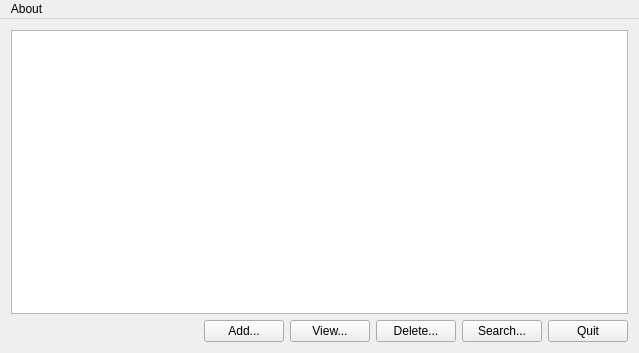
Old version of the form mainwindow.ui in the repository SFilippidis/QGreatstAtzenta.
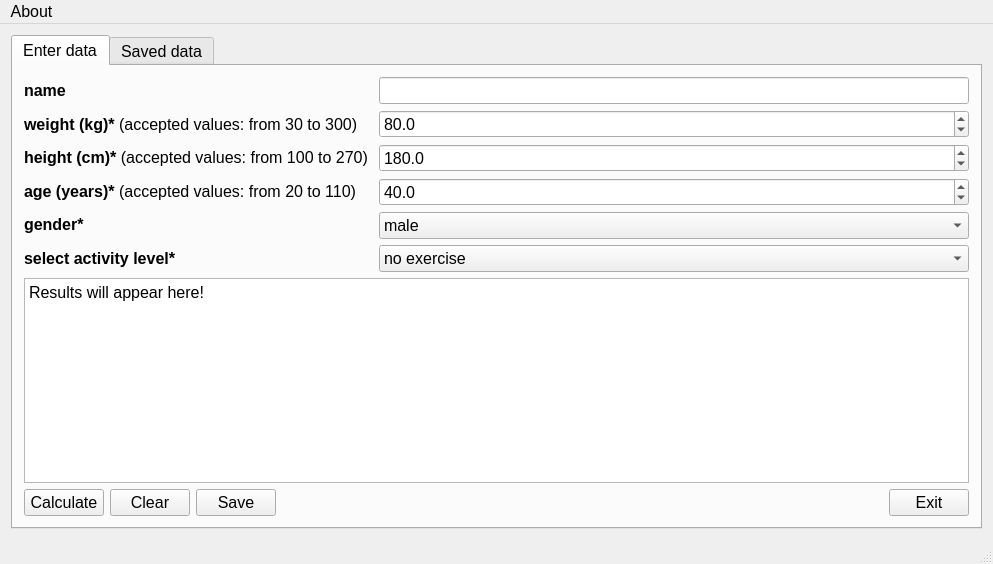
New version of the form.

What changed in the file:
```diff
--- a/mainwindow.ui
+++ b/mainwindow.ui
@@ -27,84 +27,427 @@
    <rect>
     <x>0</x>
     <y>0</y>
-    <width>639</width>
-    <height>353</height>
+    <width>993</width>
+    <height>564</height>
    </rect>
   </property>
-  <property name="minimumSize">
-   <size>
-    <width>639</width>
-    <height>353</height>
-   </size>
+  <property name="font">
+   <font>
+    <pointsize>12</pointsize>
+   </font>
+  </property>
+  <property name="focusPolicy">
+   <enum>Qt::TabFocus</enum>
   </property>
   <property name="windowTitle">
-   <string>MainWindow</string>
+   <string/>
+  </property>
+  <property name="tabShape">
+   <enum>QTabWidget::Rounded</enum>
   </property>
   <widget class="QWidget" name="centralWidget">
-   <layout class="QVBoxLayout" name="verticalLayout">
+   <layout class="QVBoxLayout" name="verticalLayout_5">
     <item>
-     <widget class="QTableView" name="view"/>
-    </item>
-    <item>
-     <layout class="QHBoxLayout" name="horizontalLayout">
-      <item>
-       <spacer name="horizontalSpacer">
-        <property name="orientation">
-         <enum>Qt::Horizontal</enum>
-        </property>
-        <property name="sizeHint" stdset="0">
-         <size>
-          <width>40</width>
-          <height>20</height>
-         </size>
-        </property>
-       </spacer>
-      </item>
-      <item>
-       <widget class="QPushButton" name="addButton">
-        <property name="text">
-         <string>Add...</string>
-        </property>
-       </widget>
-      </item>
-      <item>
-       <widget class="QPushButton" name="editOrViewButton">
-        <property name="text">
-         <string>View...</string>
-        </property>
-       </widget>
-      </item>
-      <item>
-       <widget class="QPushButton" name="deleteButton">
-        <property name="text">
-         <string>Delete...</string>
-        </property>
-       </widget>
-      </item>
-      <item>
-       <widget class="QPushButton" name="searchButton">
-        <property name="text">
-         <string>Search...</string>
-        </property>
-       </widget>
-      </item>
-      <item>
-       <widget class="QPushButton" name="quitButton">
-        <property name="text">
-         <string>Quit</string>
-        </property>
-       </widget>
-      </item>
-     </layout>
+     <widget class="QTabWidget" name="tabMenu">
+      <property name="sizePolicy">
+       <sizepolicy hsizetype="Preferred" vsizetype="Preferred">
+        <horstretch>0</horstretch>
+        <verstretch>0</verstretch>
+       </sizepolicy>
+      </property>
+      <property name="font">
+       <font>
+        <pointsize>12</pointsize>
+       </font>
+      </property>
+      <property name="toolTip">
+       <string/>
+      </property>
+      <property name="styleSheet">
+       <string notr="true"/>
+      </property>
+      <property name="currentIndex">
+       <number>0</number>
+      </property>
+      <widget class="QWidget" name="mainApp">
+       <attribute name="title">
+        <string>Enter data</string>
+       </attribute>
+       <layout class="QHBoxLayout" name="horizontalLayout_3">
+        <item>
+         <layout class="QVBoxLayout" name="verticalLayout_3">
+          <item>
+           <layout class="QHBoxLayout" name="horizontalLayout_2">
+            <item>
+             <layout class="QVBoxLayout" name="verticalLayout_4">
+              <item>
+               <widget class="QLabel" name="label_4">
+                <property name="font">
+                 <font>
+                  <pointsize>12</pointsize>
+                 </font>
+                </property>
+                <property name="text">
+                 <string>&lt;b&gt;name&lt;/b&gt;</string>
+                </property>
+               </widget>
+              </item>
+              <item>
+               <widget class="QLabel" name="label">
+                <property name="font">
+                 <font>
+                  <pointsize>12</pointsize>
+                 </font>
+                </property>
+                <property name="text">
+                 <string>&lt;b&gt;weight (kg)*&lt;/b&gt; (accepted values: from 30 to 300)    </string>
+                </property>
+               </widget>
+              </item>
+              <item>
+               <widget class="QLabel" name="label_2">
+                <property name="font">
+                 <font>
+                  <pointsize>12</pointsize>
+                 </font>
+                </property>
+                <property name="text">
+                 <string>&lt;html&gt;&lt;head/&gt;&lt;body&gt;&lt;p&gt;&lt;span style=&quot; font-weight:600;&quot;&gt;height (cm)*&lt;/span&gt; (accepted values: from 100 to 270) &lt;/p&gt;&lt;/body&gt;&lt;/html&gt;</string>
+                </property>
+               </widget>
+              </item>
+              <item>
+               <widget class="QLabel" name="label_6">
+                <property name="font">
+                 <font>
+                  <pointsize>12</pointsize>
+                 </font>
+                </property>
+                <property name="text">
+                 <string>&lt;html&gt;&lt;head/&gt;&lt;body&gt;&lt;p&gt;&lt;span style=&quot; font-weight:600;&quot;&gt;age (years)*&lt;/span&gt; (accepted values: from 20 to 110) &lt;/p&gt;&lt;/body&gt;&lt;/html&gt;</string>
+                </property>
+               </widget>
+              </item>
+              <item>
+               <widget class="QLabel" name="label_3">
+                <property name="font">
+                 <font>
+                  <pointsize>12</pointsize>
+                 </font>
+                </property>
+                <property name="text">
+                 <string>&lt;b&gt;gender*&lt;/b&gt;</string>
+                </property>
+               </widget>
+              </item>
+              <item>
+               <widget class="QLabel" name="label_5">
+                <property name="font">
+                 <font>
+                  <pointsize>12</pointsize>
+                 </font>
+                </property>
+                <property name="text">
+                 <string>&lt;b&gt;select activity level*&lt;/b&gt;</string>
+                </property>
+               </widget>
+              </item>
+             </layout>
+            </item>
+            <item>
+             <layout class="QVBoxLayout" name="verticalLayout_2">
+              <item>
+               <layout class="QHBoxLayout" name="horizontalLayout">
+                <item>
+                 <layout class="QVBoxLayout" name="verticalLayout">
+                  <item>
+                   <widget class="QLineEdit" name="name">
+                    <property name="font">
+                     <font>
+                      <pointsize>12</pointsize>
+                     </font>
+                    </property>
+                   </widget>
+                  </item>
+                  <item>
+                   <widget class="QDoubleSpinBox" name="doubleSpinBoxWeight">
+                    <property name="font">
+                     <font>
+                      <pointsize>12</pointsize>
+                     </font>
+                    </property>
+                    <property name="decimals">
+                     <number>1</number>
+                    </property>
+                    <property name="minimum">
+                     <double>30.000000000000000</double>
+                    </property>
+                    <property name="maximum">
+                     <double>300.000000000000000</double>
+                    </property>
+                    <property name="value">
+                     <double>80.000000000000000</double>
+                    </property>
+                   </widget>
+                  </item>
+                  <item>
+                   <widget class="QDoubleSpinBox" name="doubleSpinBoxHeight">
+                    <property name="font">
+                     <font>
+                      <pointsize>12</pointsize>
+                     </font>
+                    </property>
+                    <property name="decimals">
+                     <number>1</number>
+                    </property>
+                    <property name="minimum">
+                     <double>100.000000000000000</double>
+                    </property>
+                    <property name="maximum">
+                     <double>270.000000000000000</double>
+                    </property>
+                    <property name="singleStep">
+                     <double>1.000000000000000</double>
+                    </property>
+                    <property name="value">
+                     <double>180.000000000000000</double>
+                    </property>
+                   </widget>
+                  </item>
+                  <item>
+                   <widget class="QDoubleSpinBox" name="doubleSpinBoxAge">
+                    <property name="font">
+                     <font>
+                      <pointsize>12</pointsize>
+                     </font>
+                    </property>
+                    <property name="decimals">
+                     <number>1</number>
+                    </property>
+                    <property name="minimum">
+                     <double>20.000000000000000</double>
+                    </property>
+                    <property name="maximum">
+                     <double>110.000000000000000</double>
+                    </property>
+                    <property name="singleStep">
+                     <double>1.000000000000000</double>
+                    </property>
+                    <property name="value">
+                     <double>40.000000000000000</double>
+                    </property>
+                   </widget>
+                  </item>
+                  <item>
+                   <widget class="QComboBox" name="comboBoxGender">
+                    <property name="font">
+                     <font>
+                      <pointsize>12</pointsize>
+                     </font>
+                    </property>
+                    <property name="statusTip">
+                     <string>επιλέξτε το φύλο</string>
+                    </property>
+                    <item>
+                     <property name="text">
+                      <string>male</string>
+                     </property>
+                    </item>
+                    <item>
+                     <property name="text">
+                      <string>female</string>
+                     </property>
+                    </item>
+                   </widget>
+                  </item>
+                 </layout>
+                </item>
+               </layout>
+              </item>
+              <item>
+               <widget class="QComboBox" name="comboBoxActivity">
+                <property name="font">
+                 <font>
+                  <pointsize>12</pointsize>
+                 </font>
+                </property>
+                <item>
+                 <property name="text">
+                  <string>no exercise</string>
+                 </property>
+                </item>
+                <item>
+                 <property name="text">
+                  <string>little exercise</string>
+                 </property>
+                </item>
+                <item>
+                 <property name="text">
+                  <string>light exercise (1-3 days per week)</string>
+                 </property>
+                </item>
+                <item>
+                 <property name="text">
+                  <string>moderate exercise (3-5 days per week)</string>
+                 </property>
+                </item>
+                <item>
+                 <property name="text">
+                  <string>heavy exercise (6-7 days per week)</string>
+                 </property>
+                </item>
+                <item>
+                 <property name="text">
+                  <string>very heavy exercise (twice per day, extra heavy workouts)</string>
+                 </property>
+                </item>
+               </widget>
+              </item>
+             </layout>
+            </item>
+           </layout>
+          </item>
+          <item>
+           <widget class="QTextBrowser" name="results">
+            <property name="font">
+             <font>
+              <pointsize>12</pointsize>
+             </font>
+            </property>
+            <property name="html">
+             <string>&lt;!DOCTYPE HTML PUBLIC &quot;-//W3C//DTD HTML 4.0//EN&quot; &quot;http://www.w3.org/TR/REC-html40/strict.dtd&quot;&gt;
+&lt;html&gt;&lt;head&gt;&lt;meta name=&quot;qrichtext&quot; content=&quot;1&quot; /&gt;&lt;style type=&quot;text/css&quot;&gt;
+p, li { white-space: pre-wrap; }
+&lt;/style&gt;&lt;/head&gt;&lt;body style=&quot; font-family:'MS Shell Dlg 2'; font-size:12pt; font-weight:400; font-style:normal;&quot;&gt;
+&lt;p style=&quot; margin-top:0px; margin-bottom:0px; margin-left:0px; margin-right:0px; -qt-block-indent:0; text-indent:0px;&quot;&gt;&lt;span style=&quot; font-family:'Lucida Grande';&quot;&gt;Results will appear here!&lt;/span&gt;&lt;/p&gt;&lt;/body&gt;&lt;/html&gt;</string>
+            </property>
+           </widget>
+          </item>
+          <item>
+           <layout class="QHBoxLayout" name="horizontalLayout_6">
+            <item>
+             <widget class="QPushButton" name="pushButtonCalculate">
+              <property name="font">
+               <font>
+                <pointsize>12</pointsize>
+               </font>
+              </property>
+              <property name="statusTip">
+               <string>calculate body mass index and other info</string>
+              </property>
+              <property name="text">
+               <string>Calculate</string>
+              </property>
+              <property name="autoDefault">
+               <bool>true</bool>
+              </property>
+              <property name="default">
+               <bool>false</bool>
+              </property>
+              <property name="flat">
+               <bool>false</bool>
+              </property>
+             </widget>
+            </item>
+            <item>
+             <widget class="QPushButton" name="pushButtonResetData">
+              <property name="font">
+               <font>
+                <pointsize>12</pointsize>
+               </font>
+              </property>
+              <property name="statusTip">
+               <string>clear data of this window</string>
+              </property>
+              <property name="text">
+               <string>Clear</string>
+              </property>
+              <property name="autoDefault">
+               <bool>true</bool>
+              </property>
+             </widget>
+            </item>
+            <item>
+             <widget class="QPushButton" name="pushButtonSave">
+              <property name="font">
+               <font>
+                <pointsize>12</pointsize>
+               </font>
+              </property>
+              <property name="statusTip">
+               <string>save current calculations</string>
+              </property>
+              <property name="text">
+               <string>Save</string>
+              </property>
+              <property name="autoDefault">
+               <bool>true</bool>
+              </property>
+             </widget>
+            </item>
+            <item>
+             <spacer name="horizontalSpacer_2">
+              <property name="orientation">
+               <enum>Qt::Horizontal</enum>
+              </property>
+              <property name="sizeHint" stdset="0">
+               <size>
+                <width>40</width>
+                <height>20</height>
+               </size>
+              </property>
+             </spacer>
+            </item>
+            <item>
+             <widget class="QPushButton" name="pushButtonExit">
+              <property name="statusTip">
+               <string>close this application</string>
+              </property>
+              <property name="text">
+               <string>Exit</string>
+              </property>
+             </widget>
+            </item>
+           </layout>
+          </item>
+         </layout>
+        </item>
+       </layout>
+      </widget>
+      <widget class="QWidget" name="tab_3">
+       <attribute name="title">
+        <string>Saved data</string>
+       </attribute>
+       <layout class="QVBoxLayout" name="verticalLayout_6">
+        <item>
+         <widget class="QTextBrowser" name="textBrowser_3">
+          <property name="font">
+           <font>
+            <pointsize>12</pointsize>
+           </font>
+          </property>
+          <property name="html">
+           <string>&lt;!DOCTYPE HTML PUBLIC &quot;-//W3C//DTD HTML 4.0//EN&quot; &quot;http://www.w3.org/TR/REC-html40/strict.dtd&quot;&gt;
+&lt;html&gt;&lt;head&gt;&lt;meta name=&quot;qrichtext&quot; content=&quot;1&quot; /&gt;&lt;style type=&quot;text/css&quot;&gt;
+p, li { white-space: pre-wrap; }
+&lt;/style&gt;&lt;/head&gt;&lt;body style=&quot; font-family:'MS Shell Dlg 2'; font-size:12pt; font-weight:400; font-style:normal;&quot;&gt;
+&lt;p align=&quot;justify&quot; style=&quot; margin-top:0px; margin-bottom:0px; margin-left:0px; margin-right:0px; -qt-block-indent:0; text-indent:0px;&quot;&gt;&lt;span style=&quot; font-family:'MS Shell Dlg 2';&quot;&gt;You have not saved any data yet! Once you save some data, they will appear here!&lt;/span&gt;&lt;/p&gt;&lt;/body&gt;&lt;/html&gt;</string>
+          </property>
+         </widget>
+        </item>
+       </layout>
+      </widget>
+     </widget>
     </item>
    </layout>
   </widget>
+  <widget class="QStatusBar" name="statusBar"/>
   <widget class="QMenuBar" name="menuBar">
    <property name="geometry">
     <rect>
      <x>0</x>
      <y>0</y>
-     <width>639</width>
+     <width>993</width>
      <height>22</height>
     </rect>
    </property>
```
Left out of the diff: 25 changed lines with no effect on the pictures.
